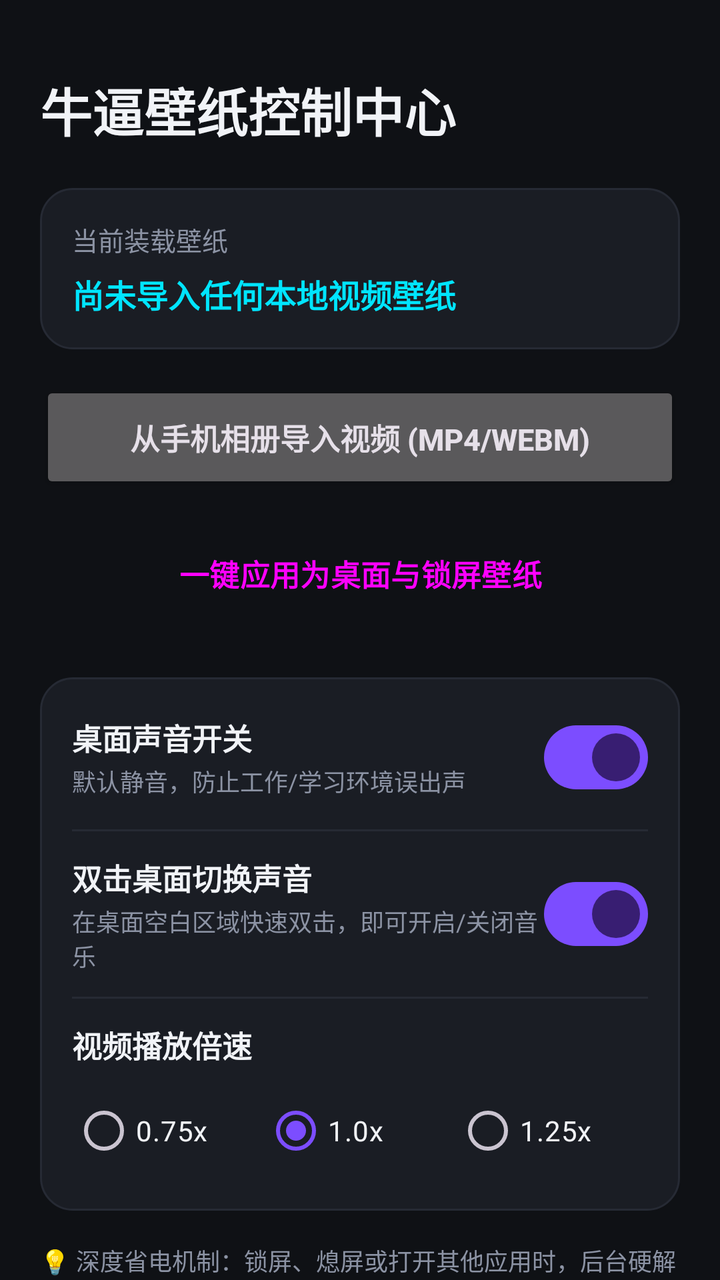
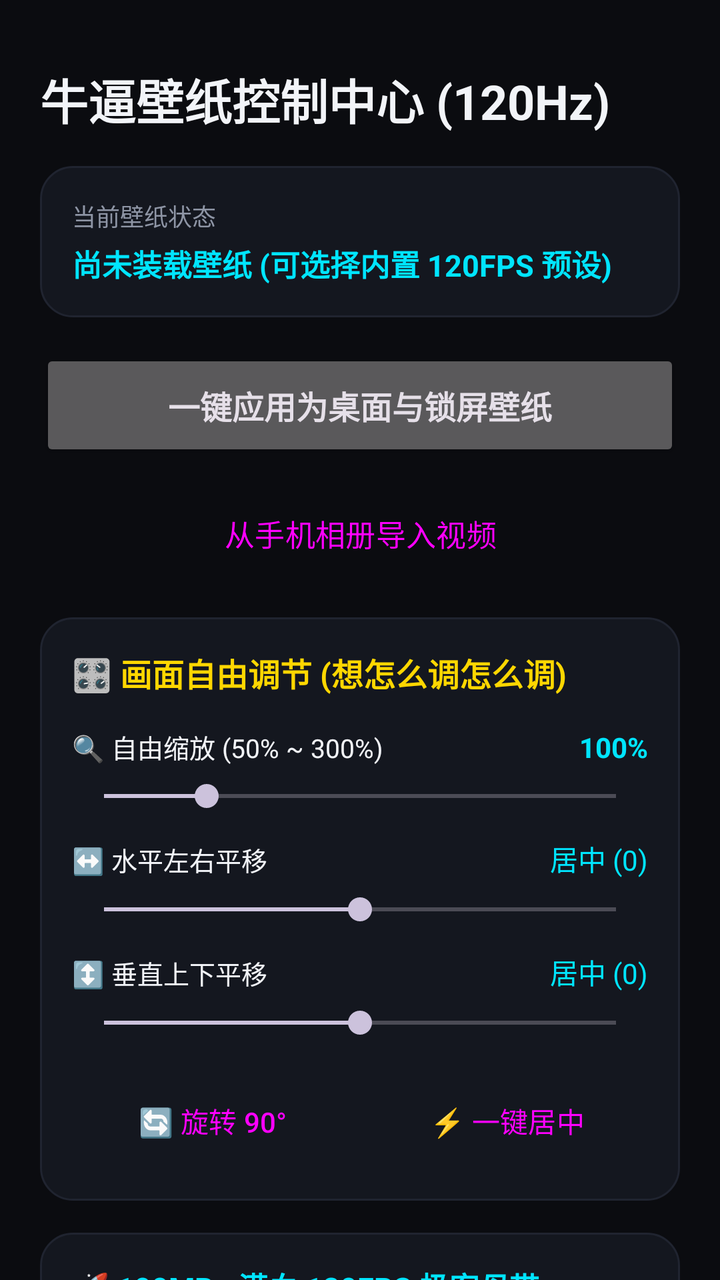

The first picture is an Android layout as it rendered before a commit; the second is the same layout after the commit. The layout source and the unified diff follow.
<!-- AndroidManifest.xml: application theme Theme.PaperEngine -->
<!-- res/layout/activity_main.xml -->
<?xml version="1.0" encoding="utf-8"?>
<androidx.core.widget.NestedScrollView
    xmlns:android="http://schemas.android.com/apk/res/android"
    xmlns:app="http://schemas.android.com/apk/res-auto"
    android:layout_width="match_parent"
    android:layout_height="match_parent"
    android:background="@color/background"
    android:fillViewport="true">
    <LinearLayout
        android:layout_width="match_parent"
        android:layout_height="wrap_content"
        android:orientation="vertical"
        android:padding="20dp">
        <TextView
            android:layout_width="wrap_content"
            android:layout_height="wrap_content"
            android:text="@string/title_main"
            android:textSize="26sp"
            android:textStyle="bold"
            android:textColor="@color/text_primary"
            android:layout_marginTop="16dp"
            android:layout_marginBottom="20dp" />
        <LinearLayout
            android:layout_width="match_parent"
            android:layout_height="wrap_content"
            android:background="@drawable/bg_card"
            android:orientation="vertical"
            android:padding="16dp"
            android:layout_marginBottom="16dp">
            <TextView
                android:layout_width="wrap_content"
                android:layout_height="wrap_content"
                android:text="@string/status_title"
                android:textSize="13sp"
                android:textColor="@color/text_secondary" />
            <TextView
                android:id="@+id/tvCurrentWallpaper"
                android:layout_width="wrap_content"
                android:layout_height="wrap_content"
                android:text="@string/no_wallpaper_selected"
                android:textSize="16sp"
                android:textStyle="bold"
                android:textColor="@color/accent_green"
                android:layout_marginTop="6dp" />
        </LinearLayout>
        <Button
            android:id="@+id/btnPickVideo"
            android:layout_width="match_parent"
            android:layout_height="56dp"
            android:text="@string/btn_pick_video"
            android:textSize="15sp"
            android:textStyle="bold"
            app:icon="@drawable/ic_add"
            app:iconGravity="textStart"
            android:layout_marginBottom="12dp" />
        <Button
            android:id="@+id/btnApplyWallpaper"
            android:layout_width="match_parent"
            android:layout_height="56dp"
            style="@style/Widget.Material3.Button.TonalButton"
            android:text="@string/btn_apply_wallpaper"
            android:textSize="15sp"
            android:textStyle="bold"
            app:icon="@drawable/ic_play"
            app:iconGravity="textStart"
            android:layout_marginBottom="24dp" />
        <LinearLayout
            android:layout_width="match_parent"
            android:layout_height="wrap_content"
            android:background="@drawable/bg_card"
            android:orientation="vertical"
            android:padding="16dp"
            android:layout_marginBottom="16dp">
            <LinearLayout
                android:layout_width="match_parent"
                android:layout_height="wrap_content"
                android:orientation="horizontal"
                android:gravity="center_vertical">
                <LinearLayout
                    android:layout_width="0dp"
                    android:layout_height="wrap_content"
                    android:layout_weight="1"
                    android:orientation="vertical">
                    <TextView
                        android:layout_width="wrap_content"
                        android:layout_height="wrap_content"
                        android:text="@string/setting_mute_title"
                        android:textSize="15sp"
                        android:textStyle="bold"
                        android:textColor="@color/text_primary" />
                    <TextView
                        android:layout_width="wrap_content"
                        android:layout_height="wrap_content"
                        android:text="@string/setting_mute_desc"
                        android:textSize="12sp"
                        android:textColor="@color/text_secondary"
                        android:layout_marginTop="2dp" />
                </LinearLayout>
                <com.google.android.material.materialswitch.MaterialSwitch
                    android:id="@+id/switchMute"
                    android:layout_width="wrap_content"
                    android:layout_height="wrap_content"
                    android:checked="true" />
            </LinearLayout>
            <View
                android:layout_width="match_parent"
                android:layout_height="1dp"
                android:background="@color/divider"
                android:layout_marginTop="12dp"
                android:layout_marginBottom="12dp" />
            <LinearLayout
                android:layout_width="match_parent"
                android:layout_height="wrap_content"
                android:orientation="horizontal"
                android:gravity="center_vertical">
                <LinearLayout
                    android:layout_width="0dp"
                    android:layout_height="wrap_content"
                    android:layout_weight="1"
                    android:orientation="vertical">
                    <TextView
                        android:layout_width="wrap_content"
                        android:layout_height="wrap_content"
                        android:text="@string/setting_double_tap_title"
                        android:textSize="15sp"
                        android:textStyle="bold"
                        android:textColor="@color/text_primary" />
                    <TextView
                        android:layout_width="wrap_content"
                        android:layout_height="wrap_content"
                        android:text="@string/setting_double_tap_desc"
                        android:textSize="12sp"
                        android:textColor="@color/text_secondary"
                        android:layout_marginTop="2dp" />
                </LinearLayout>
                <com.google.android.material.materialswitch.MaterialSwitch
                    android:id="@+id/switchDoubleTap"
                    android:layout_width="wrap_content"
                    android:layout_height="wrap_content"
                    android:checked="true" />
            </LinearLayout>
            <View
                android:layout_width="match_parent"
                android:layout_height="1dp"
                android:background="@color/divider"
                android:layout_marginTop="12dp"
                android:layout_marginBottom="12dp" />
            <TextView
                android:layout_width="wrap_content"
                android:layout_height="wrap_content"
                android:text="@string/speed_title"
                android:textSize="15sp"
                android:textStyle="bold"
                android:textColor="@color/text_primary" />
            <RadioGroup
                android:id="@+id/rgSpeed"
                android:layout_width="match_parent"
                android:layout_height="wrap_content"
                android:orientation="horizontal"
                android:layout_marginTop="8dp">
                <RadioButton
                    android:id="@+id/rbSpeed075"
                    android:layout_width="0dp"
                    android:layout_height="wrap_content"
                    android:layout_weight="1"
                    android:text="0.75x"
                    android:textColor="@color/text_primary" />
                <RadioButton
                    android:id="@+id/rbSpeed10"
                    android:layout_width="0dp"
                    android:layout_height="wrap_content"
                    android:layout_weight="1"
                    android:text="1.0x"
                    android:checked="true"
                    android:textColor="@color/text_primary" />
                <RadioButton
                    android:id="@+id/rbSpeed125"
                    android:layout_width="0dp"
                    android:layout_height="wrap_content"
                    android:layout_weight="1"
                    android:text="1.25x"
                    android:textColor="@color/text_primary" />
            </RadioGroup>
        </LinearLayout>
        <TextView
            android:layout_width="match_parent"
            android:layout_height="wrap_content"
            android:text="@string/tip_power_save"
            android:textSize="12sp"
            android:textColor="@color/text_secondary"
            android:lineSpacingExtra="4dp" />
    </LinearLayout>
</androidx.core.widget.NestedScrollView>
<!-- resources referenced by this layout -->
<resources>
  <color name="accent_green">#00E5FF</color>
  <color name="background">#0F1115</color>
  <color name="divider">#262A34</color>
  <color name="text_primary">#F1F3F7</color>
  <color name="text_secondary">#8C93A4</color>
  <!-- drawable bg_card (drawable) -->
  <?xml version="1.0" encoding="utf-8"?>
  <shape xmlns:android="http://schemas.android.com/apk/res/android">
      <solid android:color="@color/card_bg" />
      <corners android:radius="16dp" />
      <stroke android:width="1dp" android:color="@color/divider" />
  </shape>
  <!-- drawable ic_add (drawable) -->
  <vector xmlns:android="http://schemas.android.com/apk/res/android"
      android:width="24dp"
      android:height="24dp"
      android:viewportWidth="24"
      android:viewportHeight="24">
      <path
          android:fillColor="@color/text_primary"
          android:pathData="M19,13h-6v6h-2v-6H5v-2h6V5h2v6h6v2z"/>
  </vector>
  <!-- drawable ic_play (drawable) -->
  <vector xmlns:android="http://schemas.android.com/apk/res/android"
      android:width="24dp"
      android:height="24dp"
      android:viewportWidth="24"
      android:viewportHeight="24">
      <path
          android:fillColor="@color/text_primary"
          android:pathData="M8,5.14v14l11,-7l-11,-7z"/>
  </vector>
  <string name="btn_apply_wallpaper">一键应用为桌面与锁屏壁纸</string>
  <string name="btn_pick_video">从手机相册导入视频 (MP4/WebM)</string>
  <string name="no_wallpaper_selected">尚未导入任何本地视频壁纸</string>
  <string name="setting_double_tap_desc">在桌面空白区域快速双击，即可开启/关闭音乐</string>
  <string name="setting_double_tap_title">双击桌面切换声音</string>
  <string name="setting_mute_desc">默认静音，防止工作/学习环境误出声</string>
  <string name="setting_mute_title">桌面声音开关</string>
  <string name="speed_title">视频播放倍速</string>
  <string name="status_title">当前装载壁纸</string>
  <string name="tip_power_save">💡 深度省电机制：锁屏、熄屏或打开其他应用时，后台硬解芯片立即彻底冻结，耗电量等同于静态图片。</string>
  <string name="title_main">牛逼壁纸控制中心</string>
  <style name="Theme.PaperEngine" parent="Theme.Material3.Dark.NoActionBar">
          <item name="colorPrimary">@color/primary</item>
          <item name="android:statusBarColor">@color/background</item>
          <item name="android:windowBackground">@color/background</item>
      </style>
  <color name="card_bg">#1A1D24</color>
  <color name="primary">#7C4DFF</color>
</resources>

<!-- the commit's change to res/layout/activity_main.xml (unified diff, before → after) -->
@@ -6,20 +6,24 @@
     android:layout_height="match_parent"
     android:background="@color/background"
     android:fillViewport="true">
+
     <LinearLayout
         android:layout_width="match_parent"
         android:layout_height="wrap_content"
         android:orientation="vertical"
         android:padding="20dp">
+
         <TextView
             android:layout_width="wrap_content"
             android:layout_height="wrap_content"
             android:text="@string/title_main"
-            android:textSize="26sp"
+            android:textSize="24sp"
             android:textStyle="bold"
             android:textColor="@color/text_primary"
-            android:layout_marginTop="16dp"
-            android:layout_marginBottom="20dp" />
+            android:layout_marginTop="12dp"
+            android:layout_marginBottom="16dp" />
+
+        
         <LinearLayout
             android:layout_width="match_parent"
             android:layout_height="wrap_content"
@@ -31,39 +35,43 @@
                 android:layout_width="wrap_content"
                 android:layout_height="wrap_content"
                 android:text="@string/status_title"
-                android:textSize="13sp"
+                android:textSize="12sp"
                 android:textColor="@color/text_secondary" />
             <TextView
                 android:id="@+id/tvCurrentWallpaper"
                 android:layout_width="wrap_content"
                 android:layout_height="wrap_content"
                 android:text="@string/no_wallpaper_selected"
-                android:textSize="16sp"
+                android:textSize="15sp"
                 android:textStyle="bold"
-                android:textColor="@color/accent_green"
-                android:layout_marginTop="6dp" />
+                android:textColor="@color/accent_cyan"
+                android:layout_marginTop="4dp" />
         </LinearLayout>
-        <Button
-            android:id="@+id/btnPickVideo"
-            android:layout_width="match_parent"
-            android:layout_height="56dp"
-            android:text="@string/btn_pick_video"
-            android:textSize="15sp"
-            android:textStyle="bold"
-            app:icon="@drawable/ic_add"
-            app:iconGravity="textStart"
-            android:layout_marginBottom="12dp" />
+
+        
         <Button
             android:id="@+id/btnApplyWallpaper"
             android:layout_width="match_parent"
             android:layout_height="56dp"
-            style="@style/Widget.Material3.Button.TonalButton"
             android:text="@string/btn_apply_wallpaper"
-            android:textSize="15sp"
+            android:textSize="16sp"
             android:textStyle="bold"
             app:icon="@drawable/ic_play"
             app:iconGravity="textStart"
-            android:layout_marginBottom="24dp" />
+            android:layout_marginBottom="10dp" />
+
+        <Button
+            android:id="@+id/btnPickVideo"
+            android:layout_width="match_parent"
+            android:layout_height="52dp"
+            style="@style/Widget.Material3.Button.TonalButton"
+            android:text="@string/btn_pick_video"
+            android:textSize="15sp"
+            app:icon="@drawable/ic_add"
+            app:iconGravity="textStart"
+            android:layout_marginBottom="16dp" />
+
+        
         <LinearLayout
             android:layout_width="match_parent"
             android:layout_height="wrap_content"
@@ -71,6 +79,197 @@
             android:orientation="vertical"
             android:padding="16dp"
             android:layout_marginBottom="16dp">
+
+            <TextView
+                android:layout_width="wrap_content"
+                android:layout_height="wrap_content"
+                android:text="🎛️ 画面自由调节 (想怎么调怎么调)"
+                android:textSize="16sp"
+                android:textStyle="bold"
+                android:textColor="@color/accent_gold" />
+
+            
+            <LinearLayout
+                android:layout_width="match_parent"
+                android:layout_height="wrap_content"
+                android:orientation="horizontal"
+                android:layout_marginTop="16dp">
+                <TextView
+                    android:layout_width="0dp"
+                    android:layout_height="wrap_content"
+                    android:layout_weight="1"
+                    android:text="🔍 自由缩放 (50% ~ 300%)"
+                    android:textColor="@color/text_primary"
+                    android:textSize="13sp" />
+                <TextView
+                    android:id="@+id/tvScaleValue"
+                    android:layout_width="wrap_content"
+                    android:layout_height="wrap_content"
+                    android:text="100%"
+                    android:textStyle="bold"
+                    android:textColor="@color/accent_cyan" />
+            </LinearLayout>
+            <SeekBar
+                android:id="@+id/sbScale"
+                android:layout_width="match_parent"
+                android:layout_height="wrap_content"
+                android:max="250"
+                android:progress="50"
+                android:layout_marginTop="6dp" />
+
+            
+            <LinearLayout
+                android:layout_width="match_parent"
+                android:layout_height="wrap_content"
+                android:orientation="horizontal"
+                android:layout_marginTop="12dp">
+                <TextView
+                    android:layout_width="0dp"
+                    android:layout_height="wrap_content"
+                    android:layout_weight="1"
+                    android:text="↔️ 水平左右平移"
+                    android:textColor="@color/text_primary"
+                    android:textSize="13sp" />
+                <TextView
+                    android:id="@+id/tvOffsetXValue"
+                    android:layout_width="wrap_content"
+                    android:layout_height="wrap_content"
+                    android:text="居中 (0)"
+                    android:textColor="@color/accent_cyan" />
+            </LinearLayout>
+            <SeekBar
+                android:id="@+id/sbOffsetX"
+                android:layout_width="match_parent"
+                android:layout_height="wrap_content"
+                android:max="200"
+                android:progress="100"
+                android:layout_marginTop="6dp" />
+
+            
+            <LinearLayout
+                android:layout_width="match_parent"
+                android:layout_height="wrap_content"
+                android:orientation="horizontal"
+                android:layout_marginTop="12dp">
+                <TextView
+                    android:layout_width="0dp"
+                    android:layout_height="wrap_content"
+                    android:layout_weight="1"
+                    android:text="↕️ 垂直上下平移"
+                    android:textColor="@color/text_primary"
+                    android:textSize="13sp" />
+                <TextView
+                    android:id="@+id/tvOffsetYValue"
+                    android:layout_width="wrap_content"
+                    android:layout_height="wrap_content"
+                    android:text="居中 (0)"
+                    android:textColor="@color/accent_cyan" />
+            </LinearLayout>
+            <SeekBar
+                android:id="@+id/sbOffsetY"
+                android:layout_width="match_parent"
+                android:layout_height="wrap_content"
+                android:max="200"
+                android:progress="100"
+                android:layout_marginTop="6dp" />
+
+            
+            <LinearLayout
+                android:layout_width="match_parent"
+                android:layout_height="wrap_content"
+                android:orientation="horizontal"
+                android:layout_marginTop="16dp">
+                <Button
+                    android:id="@+id/btnRotate"
+                    android:layout_width="0dp"
+                    android:layout_height="wrap_content"
+                    android:layout_weight="1"
+                    style="@style/Widget.Material3.Button.OutlinedButton"
+                    android:text="🔄 旋转 90°"
+                    android:layout_marginEnd="6dp" />
+                <Button
+                    android:id="@+id/btnResetTransform"
+                    android:layout_width="0dp"
+                    android:layout_height="wrap_content"
+                    android:layout_weight="1"
+                    style="@style/Widget.Material3.Button.OutlinedButton"
+                    android:text="⚡ 一键居中" />
+            </LinearLayout>
+        </LinearLayout>
+
+        
+        <LinearLayout
+            android:layout_width="match_parent"
+            android:layout_height="wrap_content"
+            android:background="@drawable/bg_card"
+            android:orientation="vertical"
+            android:padding="16dp"
+            android:layout_marginBottom="16dp">
+
+            <TextView
+                android:layout_width="wrap_content"
+                android:layout_height="wrap_content"
+                android:text="🚀 100MB+ 满血 120FPS 极客母带"
+                android:textSize="15sp"
+                android:textStyle="bold"
+                android:textColor="@color/accent_cyan" />
+            <TextView
+                android:layout_width="wrap_content"
+                android:layout_height="wrap_content"
+                android:text="原生 120 帧渲染，搭配高刷屏体验极致丝滑"
+                android:textSize="12sp"
+                android:textColor="@color/text_secondary"
+                android:layout_marginTop="2dp"
+                android:layout_marginBottom="12dp" />
+
+            <GridLayout
+                android:layout_width="match_parent"
+                android:layout_height="wrap_content"
+                android:columnCount="2">
+                <Button
+                    android:id="@+id/btnPreset1"
+                    android:layout_width="0dp"
+                    android:layout_height="wrap_content"
+                    android:layout_columnWeight="1"
+                    style="@style/Widget.Material3.Button.TonalButton"
+                    android:text="赛博矩阵 120F"
+                    android:layout_margin="3dp" />
+                <Button
+                    android:id="@+id/btnPreset2"
+                    android:layout_width="0dp"
+                    android:layout_height="wrap_content"
+                    android:layout_columnWeight="1"
+                    style="@style/Widget.Material3.Button.TonalButton"
+                    android:text="霓虹几何 120F"
+                    android:layout_margin="3dp" />
+                <Button
+                    android:id="@+id/btnPreset3"
+                    android:layout_width="0dp"
+                    android:layout_height="wrap_content"
+                    android:layout_columnWeight="1"
+                    style="@style/Widget.Material3.Button.TonalButton"
+                    android:text="量子核心 120F"
+                    android:layout_margin="3dp" />
+                <Button
+                    android:id="@+id/btnPreset4"
+                    android:layout_width="0dp"
+                    android:layout_height="wrap_content"
+                    android:layout_columnWeight="1"
+                    style="@style/Widget.Material3.Button.TonalButton"
+                    android:text="深空视界 120F"
+                    android:layout_margin="3dp" />
+            </GridLayout>
+        </LinearLayout>
+
+        
+        <LinearLayout
+            android:layout_width="match_parent"
+            android:layout_height="wrap_content"
+            android:background="@drawable/bg_card"
+            android:orientation="vertical"
+            android:padding="16dp"
+            android:layout_marginBottom="16dp">
+
             <LinearLayout
                 android:layout_width="match_parent"
                 android:layout_height="wrap_content"
@@ -84,17 +283,16 @@
                     <TextView
                         android:layout_width="wrap_content"
                         android:layout_height="wrap_content"
-                        android:text="@string/setting_mute_title"
+                        android:text="桌面声音开关"
                         android:textSize="15sp"
                         android:textStyle="bold"
                         android:textColor="@color/text_primary" />
                     <TextView
                         android:layout_width="wrap_content"
                         android:layout_height="wrap_content"
-                        android:text="@string/setting_mute_desc"
+                        android:text="默认静音，双击桌面可随时开关"
                         android:textSize="12sp"
-                        android:textColor="@color/text_secondary"
-                        android:layout_marginTop="2dp" />
+                        android:textColor="@color/text_secondary" />
                 </LinearLayout>
                 <com.google.android.material.materialswitch.MaterialSwitch
                     android:id="@+id/switchMute"
@@ -102,86 +300,8 @@
                     android:layout_height="wrap_content"
                     android:checked="true" />
             </LinearLayout>
-            <View
-                android:layout_width="match_parent"
-                android:layout_height="1dp"
-                android:background="@color/divider"
-                android:layout_marginTop="12dp"
-                android:layout_marginBottom="12dp" />
-            <LinearLayout
-                android:layout_width="match_parent"
-                android:layout_height="wrap_content"
-                android:orientation="horizontal"
-                android:gravity="center_vertical">
-                <LinearLayout
-                    android:layout_width="0dp"
-                    android:layout_height="wrap_content"
-                    android:layout_weight="1"
-                    android:orientation="vertical">
-                    <TextView
-                        android:layout_width="wrap_content"
-                        android:layout_height="wrap_content"
-                        android:text="@string/setting_double_tap_title"
-                        android:textSize="15sp"
-                        android:textStyle="bold"
-                        android:textColor="@color/text_primary" />
-                    <TextView
-                        android:layout_width="wrap_content"
-                        android:layout_height="wrap_content"
-                        android:text="@string/setting_double_tap_desc"
-                        android:textSize="12sp"
-                        android:textColor="@color/text_secondary"
-                        android:layout_marginTop="2dp" />
-                </LinearLayout>
-                <com.google.android.material.materialswitch.MaterialSwitch
-                    android:id="@+id/switchDoubleTap"
-                    android:layout_width="wrap_content"
-                    android:layout_height="wrap_content"
-                    android:checked="true" />
-            </LinearLayout>
-            <View
-                android:layout_width="match_parent"
-                android:layout_height="1dp"
-                android:background="@color/divider"
-                android:layout_marginTop="12dp"
-                android:layout_marginBottom="12dp" />
-            <TextView
-                android:layout_width="wrap_content"
-                android:layout_height="wrap_content"
-                android:text="@string/speed_title"
-                android:textSize="15sp"
-                android:textStyle="bold"
-                android:textColor="@color/text_primary" />
-            <RadioGroup
-                android:id="@+id/rgSpeed"
-                android:layout_width="match_parent"
-                android:layout_height="wrap_content"
-                android:orientation="horizontal"
-                android:layout_marginTop="8dp">
-                <RadioButton
-                    android:id="@+id/rbSpeed075"
-                    android:layout_width="0dp"
-                    android:layout_height="wrap_content"
-                    android:layout_weight="1"
-                    android:text="0.75x"
-                    android:textColor="@color/text_primary" />
-                <RadioButton
-                    android:id="@+id/rbSpeed10"
-                    android:layout_width="0dp"
-                    android:layout_height="wrap_content"
-                    android:layout_weight="1"
-                    android:text="1.0x"
-                    android:checked="true"
-                    android:textColor="@color/text_primary" />
-                <RadioButton
-                    android:id="@+id/rbSpeed125"
-                    android:layout_width="0dp"
-                    android:layout_height="wrap_content"
-                    android:layout_weight="1"
-                    android:text="1.25x"
-                    android:textColor="@color/text_primary" />
-            </RadioGroup>
         </LinearLayout>
+
         <TextView
             android:layout_width="match_parent"
             android:layout_height="wrap_content"
@@ -189,5 +309,6 @@
             android:textSize="12sp"
             android:textColor="@color/text_secondary"
             android:lineSpacingExtra="4dp" />
+
     </LinearLayout>
 </androidx.core.widget.NestedScrollView>
<!-- resource entries referenced after the edit -->
@@ -1,10 +1,10 @@
 <!-- resources referenced by this layout -->
 <resources>
-  <color name="accent_green">#00E5FF</color>
-  <color name="background">#0F1115</color>
-  <color name="divider">#262A34</color>
-  <color name="text_primary">#F1F3F7</color>
-  <color name="text_secondary">#8C93A4</color>
+  <color name="accent_cyan">#00E5FF</color>
+  <color name="accent_gold">#FFD700</color>
+  <color name="background">#0B0C10</color>
+  <color name="text_primary">#F2F4F8</color>
+  <color name="text_secondary">#8E95A5</color>
   <!-- drawable bg_card (drawable) -->
   <?xml version="1.0" encoding="utf-8"?>
   <shape xmlns:android="http://schemas.android.com/apk/res/android">
@@ -18,9 +18,7 @@
       android:height="24dp"
       android:viewportWidth="24"
       android:viewportHeight="24">
-      <path
-          android:fillColor="@color/text_primary"
-          android:pathData="M19,13h-6v6h-2v-6H5v-2h6V5h2v6h6v2z"/>
+      <path android:fillColor="@color/text_primary" android:pathData="M19,13h-6v6h-2v-6H5v-2h6V5h2v6h6v2z"/>
   </vector>
   <!-- drawable ic_play (drawable) -->
   <vector xmlns:android="http://schemas.android.com/apk/res/android"
@@ -28,27 +26,21 @@
       android:height="24dp"
       android:viewportWidth="24"
       android:viewportHeight="24">
-      <path
-          android:fillColor="@color/text_primary"
-          android:pathData="M8,5.14v14l11,-7l-11,-7z"/>
+      <path android:fillColor="@color/text_primary" android:pathData="M8,5.14v14l11,-7l-11,-7z"/>
   </vector>
   <string name="btn_apply_wallpaper">一键应用为桌面与锁屏壁纸</string>
-  <string name="btn_pick_video">从手机相册导入视频 (MP4/WebM)</string>
-  <string name="no_wallpaper_selected">尚未导入任何本地视频壁纸</string>
-  <string name="setting_double_tap_desc">在桌面空白区域快速双击，即可开启/关闭音乐</string>
-  <string name="setting_double_tap_title">双击桌面切换声音</string>
-  <string name="setting_mute_desc">默认静音，防止工作/学习环境误出声</string>
-  <string name="setting_mute_title">桌面声音开关</string>
-  <string name="speed_title">视频播放倍速</string>
-  <string name="status_title">当前装载壁纸</string>
-  <string name="tip_power_save">💡 深度省电机制：锁屏、熄屏或打开其他应用时，后台硬解芯片立即彻底冻结，耗电量等同于静态图片。</string>
-  <string name="title_main">牛逼壁纸控制中心</string>
+  <string name="btn_pick_video">从手机相册导入视频</string>
+  <string name="no_wallpaper_selected">尚未装载壁纸 (可选择内置 120FPS 预设)</string>
+  <string name="status_title">当前壁纸状态</string>
+  <string name="tip_power_save">⚡ 120Hz 满血调度：已解除系统 60Hz 限制；熄屏或进后台时渲染管线立刻休眠。</string>
+  <string name="title_main">牛逼壁纸控制中心 (120Hz)</string>
   <style name="Theme.PaperEngine" parent="Theme.Material3.Dark.NoActionBar">
           <item name="colorPrimary">@color/primary</item>
           <item name="android:statusBarColor">@color/background</item>
           <item name="android:windowBackground">@color/background</item>
       </style>
-  <color name="card_bg">#1A1D24</color>
+  <color name="card_bg">#14171F</color>
+  <color name="divider">#202430</color>
   <color name="primary">#7C4DFF</color>
 </resources>
 
